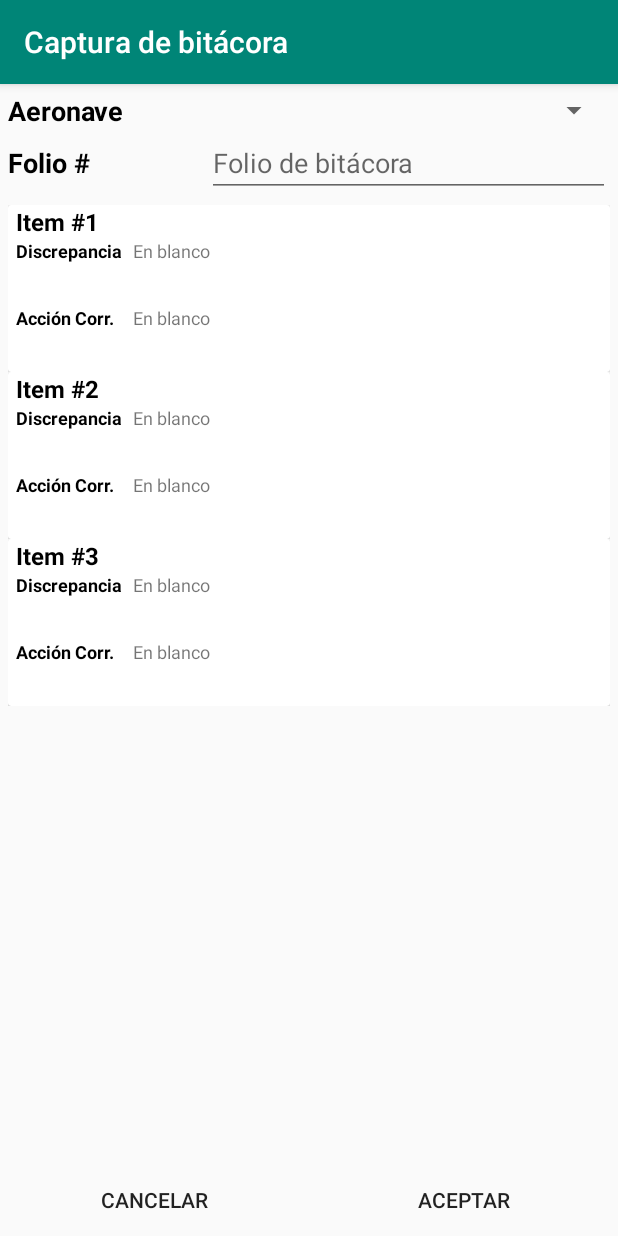
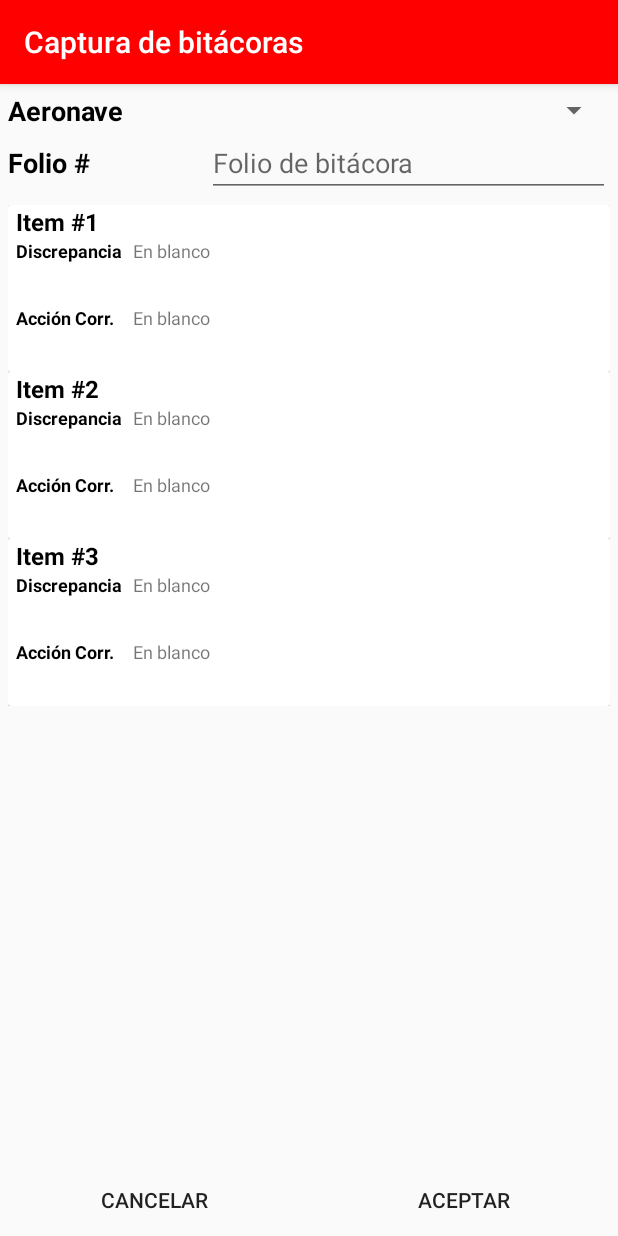
Before and after one commit to DefinitelyNotAnAlien/Android-tests, an Android app: the screen it shows after launch (MainActivity), on a phone screen of 412 x 824 dp. Run offline under Robolectric (Android 15) with nearby library versions, the phone set to English and light mode, and no system bars.

Commit message:
Modify resource xml

```diff
--- a/CapturaTest/app/src/main/res/values/colors.xml
+++ b/CapturaTest/app/src/main/res/values/colors.xml
@@ -1,6 +1,6 @@
 <?xml version="1.0" encoding="utf-8"?>
 <resources>
-    <color name="colorPrimary">#008577</color>
-    <color name="colorPrimaryDark">#00574B</color>
-    <color name="colorAccent">#D81B60</color>
+    <color name="colorPrimary">#FF0000</color>
+    <color name="colorPrimaryDark">#000000</color>
+    <color name="colorAccent">#FF0000</color>
 </resources>
--- a/CapturaTest/app/src/main/res/values/strings.xml
+++ b/CapturaTest/app/src/main/res/values/strings.xml
@@ -1,7 +1,7 @@
 <resources>
-    <string name="app_name">Captura de bitácora</string>
+    <string name="app_name">Captura de bitácoras</string>
     <string name="aircraft_label">Aeronave</string>
-    <string name="selector_title">Seleccionar aeronave</string>
+    <string name="selector_title">Matricula del aeronave</string>
     <string name="ok_button">Aceptar</string>
     <string name="cancel_button">Cancelar</string>
     <string name="log_item_label">Item #</string>
```
